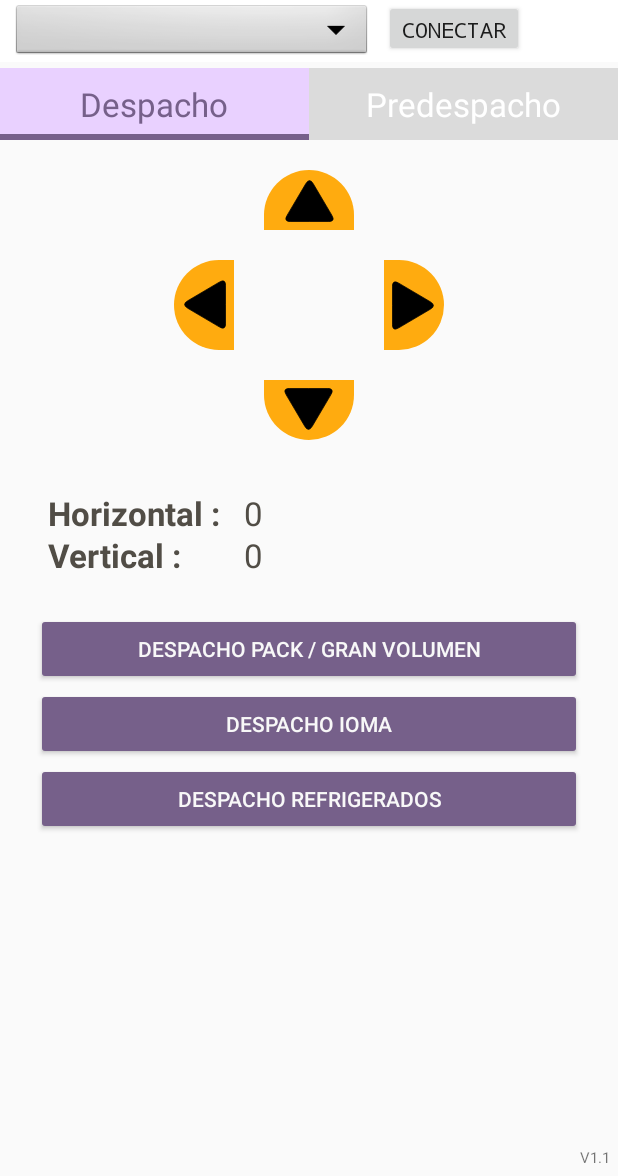
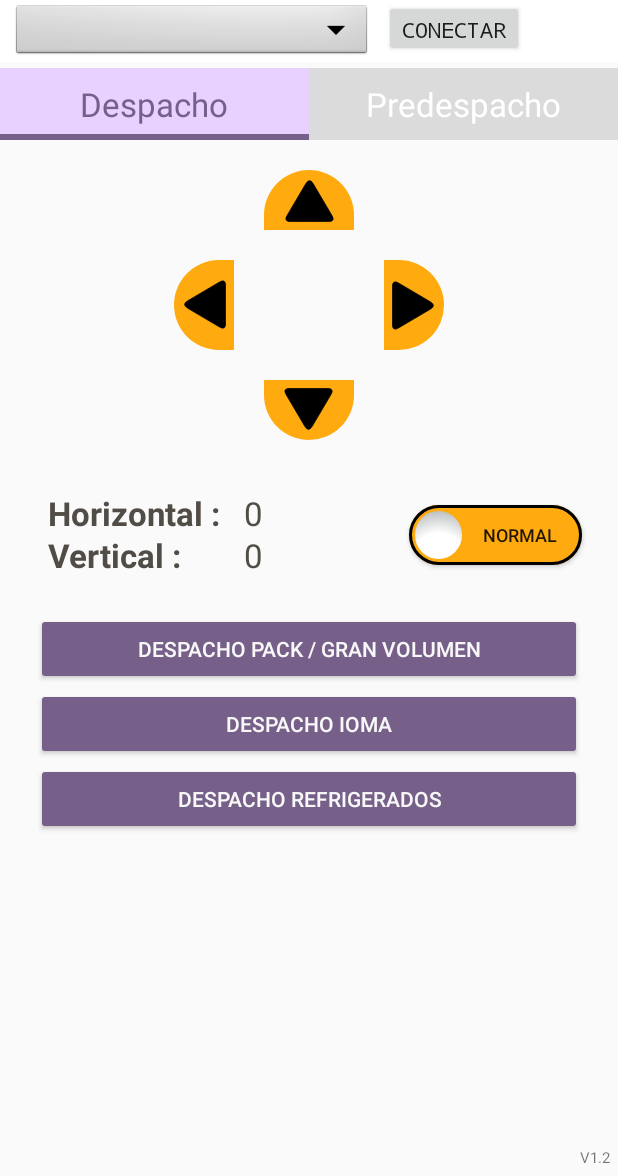
Before and after one commit to cesarmateos/Masapp, an Android app: the screen it shows after launch (MainActivity), on a phone screen of 412 x 824 dp, the part 60-1236 px from its top. Run offline under Robolectric (Android 15) with nearby library versions, the light colour scheme and no system bars; 1 statement that could not run was skipped.

Commit message:
V1.2 Botón Girar

```diff
--- /dev/null
+++ b/app/src/main/res/drawable/boto_gire_off.xml
@@ -0,0 +1,52 @@
+<?xml version="1.0" encoding="utf-8"?>
+<layer-list xmlns:android="http://schemas.android.com/apk/res/android">
+    <item>
+        <shape android:shape="rectangle">
+            <solid android:color="@color/naranja"/>
+            <corners
+                android:topLeftRadius="30dp"
+                android:topRightRadius="30dp"
+                android:bottomRightRadius="30dp"
+                android:bottomLeftRadius="30dp"/>
+            <size
+                android:width="110dp"
+                android:height="40dp" />
+        </shape>
+
+    </item>
+    <item>
+        <shape android:shape="rectangle">
+
+            <stroke
+                android:color="@color/black"
+                android:width="2dp"
+                />
+            <corners
+                android:topLeftRadius="30dp"
+                android:topRightRadius="30dp"
+                android:bottomRightRadius="30dp"
+                android:bottomLeftRadius="30dp"/>
+            <size
+                android:width="110dp"
+                android:height="40dp" />
+
+        </shape>
+    </item>
+
+
+    <item android:right="80dp" android:left="4dp" android:top="4dp" android:bottom="4dp">
+
+        <shape android:shape="oval">
+            <gradient
+                android:type = "radial"
+                android:centerY="1"
+                android:gradientRadius="35dp"
+                android:startColor="#FFFFFF"
+                android:centerColor="#FFFFFF"
+                android:endColor="#b0b3b5"  />
+            <size
+                android:width="34dp"
+                android:height="34dp" />
+        </shape>
+    </item>
+</layer-list>
--- /dev/null
+++ b/app/src/main/res/drawable/boton_gire.xml
@@ -0,0 +1,11 @@
+<?xml version="1.0" encoding="utf-8"?>
+<selector xmlns:android="http://schemas.android.com/apk/res/android">
+    <item
+        android:drawable="@drawable/boton_gire_on"
+        android:state_checked="true"
+        />
+    <item
+        android:drawable="@drawable/boto_gire_off"
+        android:state_checked="false"
+        />
+</selector>
--- /dev/null
+++ b/app/src/main/res/drawable/boton_gire_on.xml
@@ -0,0 +1,52 @@
+<?xml version="1.0" encoding="utf-8"?>
+<layer-list xmlns:android="http://schemas.android.com/apk/res/android">
+    <item>
+        <shape android:shape="rectangle">
+            <solid android:color="@color/tabTextSeleccion"/>
+            <corners
+                android:topLeftRadius="30dp"
+                android:topRightRadius="30dp"
+                android:bottomRightRadius="30dp"
+                android:bottomLeftRadius="30dp"/>
+            <size
+                android:width="110dp"
+                android:height="40dp" />
+        </shape>
+
+    </item>
+    <item>
+        <shape android:shape="rectangle">
+
+            <stroke
+                android:color="@color/black"
+                android:width="2dp"
+                />
+            <corners
+                android:topLeftRadius="30dp"
+                android:topRightRadius="30dp"
+                android:bottomRightRadius="30dp"
+                android:bottomLeftRadius="30dp"/>
+            <size
+                android:width="110dp"
+                android:height="40dp" />
+
+        </shape>
+    </item>
+
+
+    <item android:right="4dp" android:left="80dp" android:top="4dp" android:bottom="4dp">
+
+        <shape android:shape="oval">
+            <gradient
+                android:type = "radial"
+                android:centerY="1"
+                android:gradientRadius="35dp"
+                android:startColor="#FFFFFF"
+                android:centerColor="#FFFFFF"
+                android:endColor="#b0b3b5"  />
+            <size
+                android:width="34dp"
+                android:height="34dp" />
+        </shape>
+    </item>
+</layer-list>
--- a/app/src/main/res/layout/despacho.xml
+++ b/app/src/main/res/layout/despacho.xml
@@ -181,6 +181,20 @@
             android:text="@string/imprimir_prueba_refrigerado"
             tools:ignore="MissingConstraints" />
 
+        <ToggleButton
+            android:id="@+id/switchGire"
+            android:textOff="Normal"
+            android:textOn="Invertida"
+            android:textSize="12sp"
+            android:layout_width="115dp"
+            android:layout_height="40dp"
+            android:layout_marginEnd="24dp"
+            android:layout_marginTop="33dp"
+            android:background="@drawable/boton_gire"
+            app:layout_constraintTop_toBottomOf="@+id/DesBotAbajo"
+            app:layout_constraintEnd_toEndOf="parent"
+            tools:ignore="MissingConstraints" />
+
 
     </androidx.constraintlayout.widget.ConstraintLayout>
 </ScrollView>
--- a/app/src/main/res/values/strings.xml
+++ b/app/src/main/res/values/strings.xml
@@ -8,14 +8,14 @@
     <string name="imprimir_prueba_pack">Despacho Pack / Gran Volumen</string>
     <string name="horizontal">Horizontal :</string>
     <string name="vertical">Vertical :</string>
-    <string name="version">V1.1</string>
+    <string name="version">V1.2</string>
     <string name="bajar">Bajar</string>
     <string name="subir">Subir</string>
     <string name="predespacho_emergencia">Predespacho Emergencia</string>
     <string name="cerrar">Cerrar</string>
     <string name="titulo_ayuda">Ayuda</string>
-    <string name="titulo_centrar">Centrar la etiqueta</string>
-    <string name="texto_centrar">Utilizando las flechas, se modifican los valores para el centrado de la etiqueta tanto vertical como horizontalmente. Al seleccionar alguna de las modalidades de impresión se carga en la impresora el formato y se imprime una etiqueta de prueba</string>
+    <string name="titulo_centrar">Centrado y dirección de la etiqueta</string>
+    <string name="texto_centrar">Utilizando las flechas, se modifican los valores para el centrado de la etiqueta tanto vertical como horizontalmente. El botón switch Normal/Invertida configura la dirección en la que se va a imprimir la etiqueta.</string>
     <string name="titulo_imprimir1">Despacho</string>
     <string name="texto_imprimir1">Las tres opciones tienen cargado el mismo formulario pensado para ser usado en etiquetas autoadhesivas, pero con diferentes datos.</string>
     <string name="titulo_imprimir2">Predespacho</string>
```
Also changed, not shown: app/src/main/java/com/example/masapp/Despacho.kt (+88 -47 lines), 1 other file.
